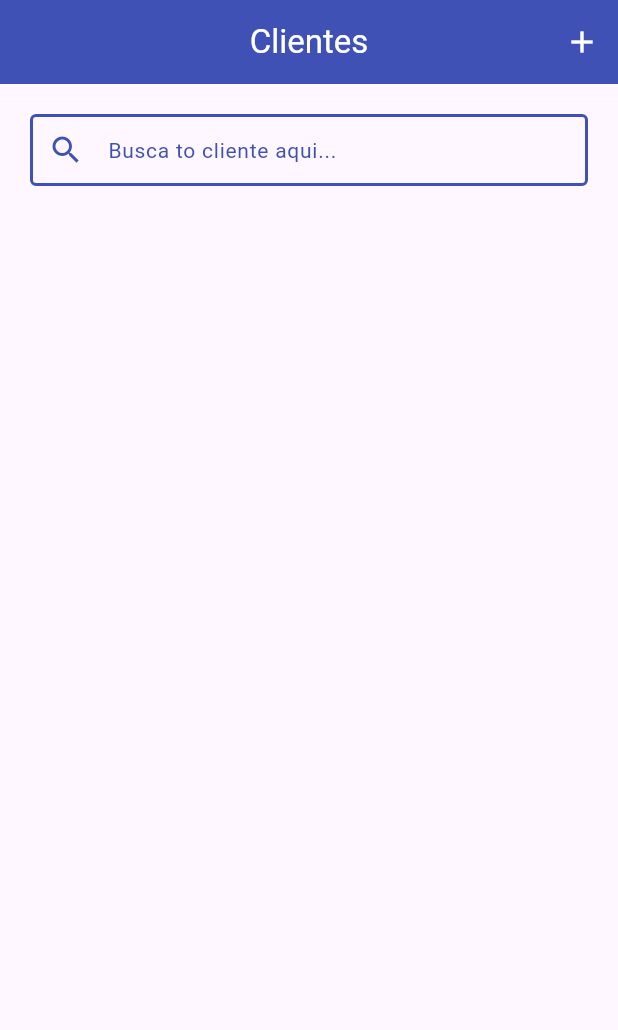
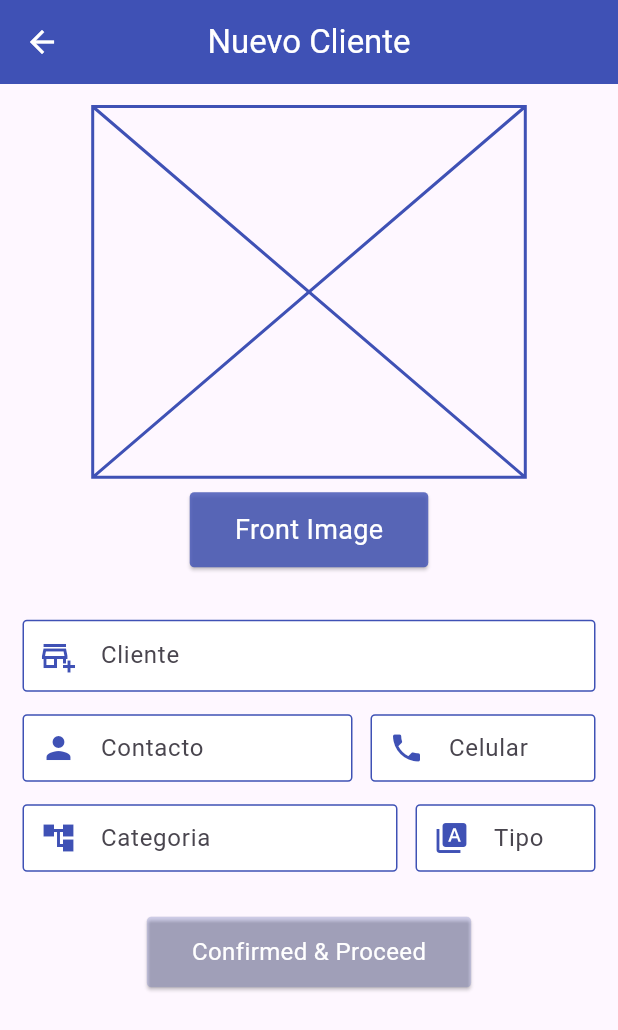
Before and after one commit to CRUXsur/logistika, a Flutter app: the screen it shows after launch, after a tap on the "add" icon, on a phone screen of 412 x 824 dp. Shown: the top 1030 px of the screen. Run offline on Flutter 3.47's test engine with Material 3 defaults, Android fonts, the phone set to English and light mode, and no system bars; our stand-ins replace fluttertoast, get, image_picker.

Commit message:
save new client to server

```diff
--- /dev/null
+++ b/lib/admin/screens/clientes/add_new_client.dart
@@ -0,0 +1,567 @@
+import 'dart:convert';
+import 'dart:typed_data';
+
+
+import 'package:flutter/material.dart';
+import 'package:get/get.dart';
+import 'package:image_picker/image_picker.dart';
+import 'package:http/http.dart' as http;
+import 'package:path/path.dart' as path;
+import 'package:fluttertoast/fluttertoast.dart';
+
+import 'package:logistika/admin/model/model.dart';
+import 'package:logistika/api_connection/api_connection.dart';
+
+
+class AddNewClient extends StatelessWidget {
+  AddNewClient({super.key});
+
+  //controllers for add items model
+  var formKey = GlobalKey<FormState>();
+  var negocioController = TextEditingController();
+  var contactoController = TextEditingController();
+  var movilController = TextEditingController();
+  var categoriaController = TextEditingController();
+  var tipoController = TextEditingController();
+
+//this to declare
+//vars for image to db--------------------------
+  RxList<int> _imageSelectedByte = <int>[].obs;
+  Uint8List get imageSelectedByte => Uint8List.fromList(_imageSelectedByte);
+
+  RxString _imageSelectedName = "".obs;
+  String get imageSelectedName => _imageSelectedName.value;
+
+  final ImagePicker _picker = ImagePicker();
+  XFile? pickedImageXFile;
+
+  setSelectedImage(Uint8List selectedImage)
+  {
+    _imageSelectedByte.value = selectedImage;
+  }
+  setSelectedImageName(String selectedImageName)
+  {
+    _imageSelectedName.value = selectedImageName;
+  }
+//----------------------------------------------
+
+  //add item Screen methods ----------------------------------------
+  captureImageWithPhoneCamera() async
+  {
+    //pickedImageXFile = await _picker.pickImage(source: ImageSource.camera);
+    final pickedImageXFile = await _picker.pickImage(source: ImageSource.camera);
+
+    if(pickedImageXFile != null)
+    {
+      final bytesOfImage = await pickedImageXFile.readAsBytes();
+
+      setSelectedImage(bytesOfImage);
+      setSelectedImageName(path.basename(pickedImageXFile.path));
+      Get.back();
+    }
+
+    // print("imageSelectedName:: " + imageSelectedName.toString());
+    // print("base64Encode(imageSelectedByte):: " + base64Encode(imageSelectedByte).toString());
+    // print("imageSelectedByte:: " + imageSelectedByte.toString());
+
+  }
+
+  pickImageFromPhoneGallery() async
+  {
+    final pickedImageXFile = await _picker.pickImage(source: ImageSource.gallery);
+
+    if(pickedImageXFile != null)
+    {
+      final bytesOfImage = await pickedImageXFile.readAsBytes();
+
+      setSelectedImage(bytesOfImage);
+      setSelectedImageName(path.basename(pickedImageXFile.path));
+      Get.back();
+    }
+
+    // print("imageSelectedName:: " + imageSelectedName.toString());
+    // print("base64Encode(imageSelectedByte):: " + base64Encode(imageSelectedByte).toString());
+    // print("imageSelectedByte:: " + imageSelectedByte.toString());
+
+  }
+
+  showDialogBoxForImagePickingAndCapturing(context)
+  {
+    return showDialog(
+        context: context,
+        builder: (context)
+        {
+          return SimpleDialog(
+            backgroundColor: Colors.white,
+            title: const Text(
+              "Item Image",
+              style: TextStyle(
+                color: Colors.brown,
+                fontSize: 22,
+                fontWeight: FontWeight.bold,
+              ),
+            ),
+            children: [
+              SimpleDialogOption(
+                onPressed: ()
+                {
+                  captureImageWithPhoneCamera();
+                },
+                child: const Text(
+                  "Capture with Phone Camera",
+                  style: TextStyle(
+                    color: Colors.grey,
+                    fontSize: 20,
+                  ),
+                ),
+              ),
+              SimpleDialogOption(
+                onPressed: ()
+                {
+                  pickImageFromPhoneGallery();
+                },
+                child: const Text(
+                  "Pick Image From Phone Gallery",
+                  style: TextStyle(
+                    color: Colors.grey,
+                    fontSize: 20,
+                  ),
+                ),
+              ),
+              SimpleDialogOption(
+                onPressed: ()
+                {
+                  Get.back();
+                },
+                child: const Text(
+                  "Cancel",
+                  style: TextStyle(
+                    color: Colors.deepOrange,
+                    fontSize: 20,
+                  ),
+                ),
+              ),
+            ],
+          );
+        }
+    );
+  }
+
+//-------------------------------------------------------------------
+
+
+//------------------------------------------------------------------------------
+  saveNewClient() async {
+    String newCodigo = ( ((DateTime.now().millisecondsSinceEpoch)).toString().substring(7) );
+
+    // Se elimina cliente_id, no es necesario enviarlo
+    Clientes cliente = Clientes(
+      codigo: newCodigo,
+      negocio: negocioController.text.trim(),
+      categoria: categoriaController.text.trim(),
+      tipo: tipoController.text.trim(),
+      contacto: contactoController.text.trim(),
+      razonSocial: '',
+      nit: '',
+      latitude: '',
+      longitude: '',
+      fijo: '',
+      movil: movilController.text.trim(),
+      email: '',
+      totalCompra: 0,
+      image: DateTime.now().millisecondsSinceEpoch.toString() + "-" + imageSelectedName,  // Solo pasamos el nombre de la imagen
+    );
+
+    try {
+      var response = await http.post(
+        Uri.parse(API.saveNewClient),
+        body: cliente.toJson(""),  // No enviamos base64 de la imagen
+      );
+
+      if (response.statusCode == 200) {
+        var resBodyOfUploadItem = jsonDecode(response.body);
+
+        if (resBodyOfUploadItem['success'] == true) {
+          Fluttertoast.showToast(msg: "Cliente nuevo ingresado con éxito");
+          Get.back();  // Volver al anterior
+        } else {
+          Fluttertoast.showToast(msg: "Cliente no ingresado!. Vuelve a intentarlo.");
+        }
+      } else {
+        Fluttertoast.showToast(msg: "Status is not 200");
+      }
+    } catch (errorMsg) {
+      print("Error:: " + errorMsg.toString());
+    }
+  }
+//------------------------------------------------------------------------------
+
+
+  @override
+  Widget build(BuildContext context) {
+    return Scaffold(
+      appBar: AppBar(
+        backgroundColor: Colors.indigo,
+        foregroundColor: Colors.white,
+        //automaticallyImplyLeading: false,
+        elevation: 0,
+        title: const Text(
+          "Nuevo Cliente",
+          style: TextStyle(
+            color: Colors.white,
+          ),
+        ),
+        centerTitle: true,
+      ),
+      body: SingleChildScrollView(
+        child: Center(
+          child: Column(
+            crossAxisAlignment: CrossAxisAlignment.center,
+            children: [
+              const SizedBox(height: 15),
+              //display selected image by user
+              Obx(()=> ConstrainedBox(
+                constraints: BoxConstraints(
+                  maxWidth: MediaQuery.of(context).size.width * 0.7,
+                  maxHeight: MediaQuery.of(context).size.width * 0.6,
+                ),
+                child: imageSelectedByte.length > 0
+                    ? Image.memory(imageSelectedByte, fit: BoxFit.contain,)
+                    : const Placeholder(color: Colors.indigo,),
+              )),
+              const SizedBox(height: 10),
+              //select image btn
+              Material(
+                elevation: 1,
+                color: Colors.indigo.withOpacity(0.8),
+                borderRadius: BorderRadius.circular(3),
+                child: InkWell(
+                  onTap: ()
+                  {
+                    showDialogBoxForImagePickingAndCapturing(context);
+                  },
+                  borderRadius: BorderRadius.circular(3),
+                  child: const Padding(
+                    padding: EdgeInsets.symmetric(
+                      horizontal: 30,
+                      vertical: 12,
+                    ),
+                    child: Text(
+                      "Front Image",
+                      style: TextStyle(
+                        color: Colors.white,
+                        fontSize: 18,
+                      ),
+                    ),
+                  ),
+                ),
+              ),
+              const SizedBox(height: 20),
+              //fill item form
+              Form(
+                key: formKey,
+                child: Center(
+                  child: Padding(
+                    padding: const EdgeInsets.all(15.0),
+                    child: Column(
+                      mainAxisAlignment: MainAxisAlignment.start,
+                      crossAxisAlignment: CrossAxisAlignment.center,
+                      children: [
+
+                        //Cliente
+                        TextFormField(
+                          controller: negocioController,
+                          validator: (val) => val == "" ? "Cliente" : null,
+                          decoration: InputDecoration(
+                            prefixIcon: const Icon(
+                              Icons.add_business_outlined,
+                              color: Colors.indigo,
+                            ),
+                            hintText: "Nombre Cliente...",
+                            labelText: "Cliente",
+                            border: OutlineInputBorder(
+                              borderRadius: BorderRadius.circular(3),
+                              borderSide: const BorderSide(
+                                color: Colors.white60,
+                              ),
+                            ),
+                            enabledBorder: OutlineInputBorder(
+                              borderRadius: BorderRadius.circular(3),
+                              borderSide: const BorderSide(
+                                color: Colors.indigo,
+                              ),
+                            ),
+                            focusedBorder: OutlineInputBorder(
+                              borderRadius: BorderRadius.circular(3),
+                              borderSide: const BorderSide(
+                                color: Colors.indigoAccent,
+                              ),
+                            ),
+                            disabledBorder: OutlineInputBorder(
+                              borderRadius: BorderRadius.circular(3),
+                              borderSide: const BorderSide(
+                                color: Colors.white60,
+                              ),
+                            ),
+                            contentPadding: const EdgeInsets.symmetric(
+                              horizontal: 14,
+                              vertical: 6,
+                            ),
+                            fillColor: Colors.white,
+                            filled: true,
+                          ),
+                        ),
+                        const SizedBox(height: 15),
+                        //codigo - unidad - categoria
+                        Row(
+                          mainAxisAlignment: MainAxisAlignment.start,
+                          children: [
+                            //contacto
+                            Container(
+                              width: 220,
+                              height: 45,
+                              child: TextFormField(
+                                controller: contactoController,
+                                validator: (val) => val == "" ? "Please write contacto" : null,
+                                decoration: InputDecoration(
+                                  prefixIcon: const Icon(
+                                    Icons.person,
+                                    color: Colors.indigo,
+                                  ),
+                                  hintText: "Contacto",
+                                  labelText: "Contacto",
+                                  border: OutlineInputBorder(
+                                    borderRadius: BorderRadius.circular(3),
+                                    borderSide: const BorderSide(
+                                      color: Colors.white60,
+                                    ),
+                                  ),
+                                  enabledBorder: OutlineInputBorder(
+                                    borderRadius: BorderRadius.circular(3),
+                                    borderSide: const BorderSide(
+                                      color: Colors.indigo,
+                                    ),
+                                  ),
+                                  focusedBorder: OutlineInputBorder(
+                                    borderRadius: BorderRadius.circular(3),
+                                    borderSide: const BorderSide(
+                                      color: Colors.indigoAccent,
+                                    ),
+                                  ),
+                                  disabledBorder: OutlineInputBorder(
+                                    borderRadius: BorderRadius.circular(3),
+                                    borderSide: const BorderSide(
+                                      color: Colors.white60,
+                                    ),
+                                  ),
+                                  contentPadding: const EdgeInsets.symmetric(
+                                    horizontal: 14,
+                                    vertical: 6,
+                                  ),
+                                  fillColor: Colors.white,
+                                  filled: true,
+                                ),
+                              ),
+                            ),
+                            const Spacer(),
+                            //celular
+                            Container(
+                              width: 150,
+                              height: 45,
+                              child: TextFormField(
+                                controller: movilController,
+                                validator: (val) => val == "" ? "Please write celular" : null,
+                                decoration: InputDecoration(
+                                  prefixIcon: const Icon(
+                                    Icons.phone,
+                                    color: Colors.indigo,
+                                  ),
+                                  hintText: "Celular",
+                                  labelText: "Celular",
+                                  border: OutlineInputBorder(
+                                    borderRadius: BorderRadius.circular(3),
+                                    borderSide: const BorderSide(
+                                      color: Colors.white60,
+                                    ),
+                                  ),
+                                  enabledBorder: OutlineInputBorder(
+                                    borderRadius: BorderRadius.circular(3),
+                                    borderSide: const BorderSide(
+                                      color: Colors.indigo,
+                                    ),
+                                  ),
+                                  focusedBorder: OutlineInputBorder(
+                                    borderRadius: BorderRadius.circular(3),
+                                    borderSide: const BorderSide(
+                                      color: Colors.indigoAccent,
+                                    ),
+                                  ),
+                                  disabledBorder: OutlineInputBorder(
+                                    borderRadius: BorderRadius.circular(3),
+                                    borderSide: const BorderSide(
+                                      color: Colors.white60,
+                                    ),
+                                  ),
+                                  contentPadding: const EdgeInsets.symmetric(
+                                    horizontal: 14,
+                                    vertical: 6,
+                                  ),
+                                  fillColor: Colors.white,
+                                  filled: true,
+                                ),
+                              ),
+                            ),
+                          ],
+                        ),
+                        const SizedBox(height: 15),
+                        //categoria - tipo
+                        Row(
+                          mainAxisAlignment: MainAxisAlignment.start,
+                          children: [
+                            //categoria
+                            Container(
+                              width: 250,
+                              height: 45,
+                              child: TextFormField(
+                                controller: categoriaController,
+                                validator: (val) => val == "" ? "Please write categoria" : null,
+                                decoration: InputDecoration(
+                                  prefixIcon: const Icon(
+                                    Icons.account_tree,
+                                    color: Colors.indigo,
+                                  ),
+                                  hintText: "Categoria",
+                                  labelText: "Categoria",
+                                  border: OutlineInputBorder(
+                                    borderRadius: BorderRadius.circular(3),
+                                    borderSide: const BorderSide(
+                                      color: Colors.white60,
+                                    ),
+                                  ),
+                                  enabledBorder: OutlineInputBorder(
+                                    borderRadius: BorderRadius.circular(3),
+                                    borderSide: const BorderSide(
+                                      color: Colors.indigo,
+                                    ),
+                                  ),
+                                  focusedBorder: OutlineInputBorder(
+                                    borderRadius: BorderRadius.circular(3),
+                                    borderSide: const BorderSide(
+                                      color: Colors.indigoAccent,
+                                    ),
+                                  ),
+                                  disabledBorder: OutlineInputBorder(
+                                    borderRadius: BorderRadius.circular(3),
+                                    borderSide: const BorderSide(
+                                      color: Colors.white60,
+                                    ),
+                                  ),
+                                  contentPadding: const EdgeInsets.symmetric(
+                                    horizontal: 14,
+                                    vertical: 6,
+                                  ),
+                                  fillColor: Colors.white,
+                                  filled: true,
+                                ),
+                              ),
+                            ),
+                            const Spacer(),
+                            //tipo
+                            Container(
+                              width: 120,
+                              height: 45,
+                              child: TextFormField(
+                                controller: tipoController,
+                                validator: (val) => val == "" ? "Please write tipo" : null,
+                                decoration: InputDecoration(
+                                  prefixIcon: const Icon(
+                                    Icons.type_specimen,
+                                    color: Colors.indigo,
+                                  ),
+                                  hintText: "Tipo",
+                                  labelText: "Tipo",
+                                  border: OutlineInputBorder(
+                                    borderRadius: BorderRadius.circular(3),
+                                    borderSide: const BorderSide(
+                                      color: Colors.white60,
+                                    ),
+                                  ),
+                                  enabledBorder: OutlineInputBorder(
+                                    borderRadius: BorderRadius.circular(3),
+                                    borderSide: const BorderSide(
+                                      color: Colors.indigo,
+                                    ),
+                                  ),
+                                  focusedBorder: OutlineInputBorder(
+                                    borderRadius: BorderRadius.circular(3),
+                                    borderSide: const BorderSide(
+                                      color: Colors.indigoAccent,
+                                    ),
+                                  ),
+                                  disabledBorder: OutlineInputBorder(
+                                    borderRadius: BorderRadius.circular(3),
+                                    borderSide: const BorderSide(
+                                      color: Colors.white60,
+                                    ),
+                                  ),
+                                  contentPadding: const EdgeInsets.symmetric(
+                                    horizontal: 14,
+                                    vertical: 6,
+                                  ),
+                                  fillColor: Colors.white,
+                                  filled: true,
+                                ),
+                              ),
+                            ),
+                          ],
+                        ),
+                        const SizedBox(height: 30),
+                        //confirm and proceed btn
+                        Obx(()=> Material(
+                          elevation: 1,
+                          color: imageSelectedByte.length > 0 ? Colors.indigo : Colors.indigo.withOpacity(0.2),
+                          borderRadius: BorderRadius.circular(3),
+                          child: InkWell(
+                            onTap: ()
+                            {
+                              if(imageSelectedByte.length > 0)
+                              {
+                                //save new client info
+                                saveNewClient();
+                              }
+                              else
+                              {
+                                Fluttertoast.showToast(msg: "Please attach new Client / screenshot.");
+                              }
+                            },
+                            borderRadius: BorderRadius.circular(30),
+                            child: const Padding(
+                              padding: EdgeInsets.symmetric(
+                                horizontal: 30,
+                                vertical: 12,
+                              ),
+                              child: Text(
+                                "Confirmed & Proceed",
+                                style: TextStyle(
+                                  color: Colors.white,
+                                  fontSize: 16,
+                                ),
+                              ),
+                            ),
+                          ),
+                        )),
+
+                      ],
+                    ),
+                  ),
+                ),
+              )
+              //save button
+            ],
+          ),
+        ),
+      ),
+
+    );
+  }
+}
--- a/lib/admin/screens/clientes/clientes_screen.dart
+++ b/lib/admin/screens/clientes/clientes_screen.dart
@@ -1,4 +1,8 @@
 import 'package:flutter/material.dart';
+import 'package:get/get.dart';
+
+import '../screens.dart';
+
 
 
 class ClientesScreen extends StatelessWidget {
@@ -27,7 +31,9 @@ class ClientesScreen extends StatelessWidget {
         actions: [
           IconButton(
             icon: const Icon(Icons.add),
-            onPressed: () { },
+            onPressed: () {
+              Get.to(AddNewClient());
+            },
           ),
         ],
       ),
--- a/lib/admin/screens/screens.dart
+++ b/lib/admin/screens/screens.dart
@@ -6,3 +6,4 @@
 
 //clientes
 export 'clientes/clientes_screen.dart';
+export 'clientes/add_new_client.dart';
--- a/lib/api_connection/api_connection.dart
+++ b/lib/api_connection/api_connection.dart
@@ -0,0 +1,21 @@
+class API {
+  static const hostConnect = "http://quanticasoft.com/api_logistika";
+  static const hostAdmin = "$hostConnect/admin";
+
+  static const hostClientes = "$hostConnect/clientes";
+
+  static const hostImagesClients = "$hostConnect/clients_images/";
+
+
+  //signUp-Login admin
+  static const validateEmail = "$hostAdmin/validate_email.php";
+  static const signUp = "$hostAdmin/signup.php";
+  static const login = "$hostAdmin/login.php";
+
+  //clientes
+  static const getAllClient = "$hostClientes/all.php";
+  static const saveNewClient = "$hostClientes/save.php";
+  static const updateTotalCompra = "$hostClientes/updatecompra.php";
+  static const editClient = "$hostClientes/edit.php";
+
+}
--- a/pubspec.yaml
+++ b/pubspec.yaml
@@ -22,6 +22,7 @@ dependencies:
   # services
   shared_preferences: ^2.5.3
   fluttertoast: ^8.2.12
+  image_picker: ^1.1.2
 
   #
   http: ^1.3.0
```
Also changed, not shown: 1 other file.
